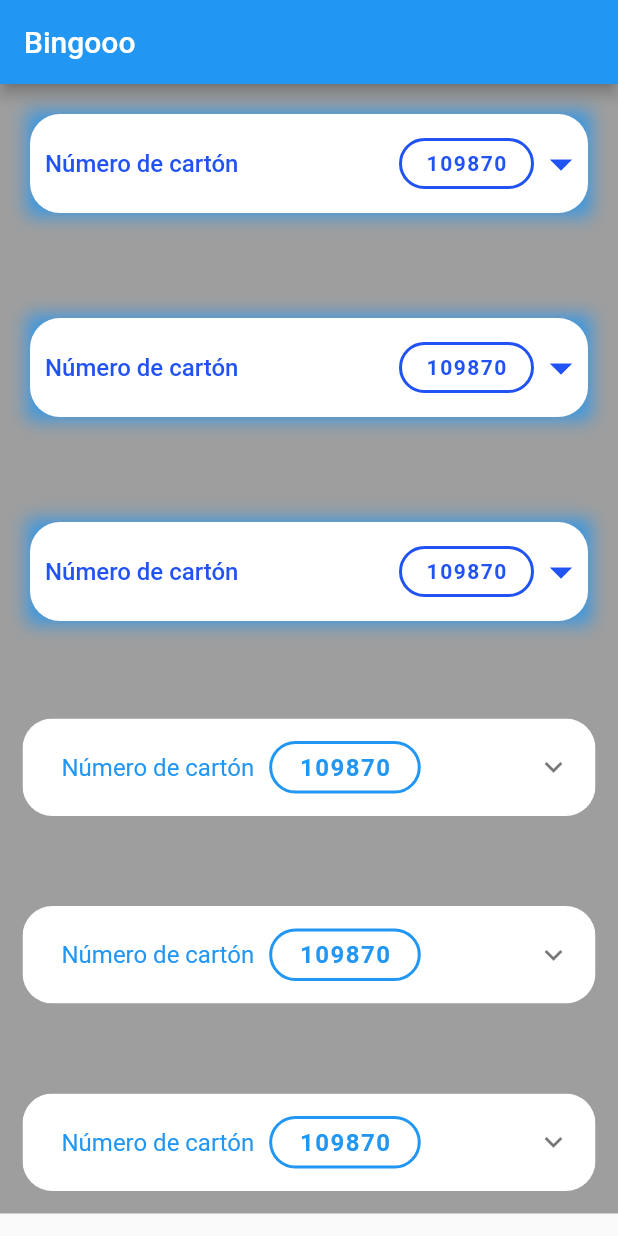
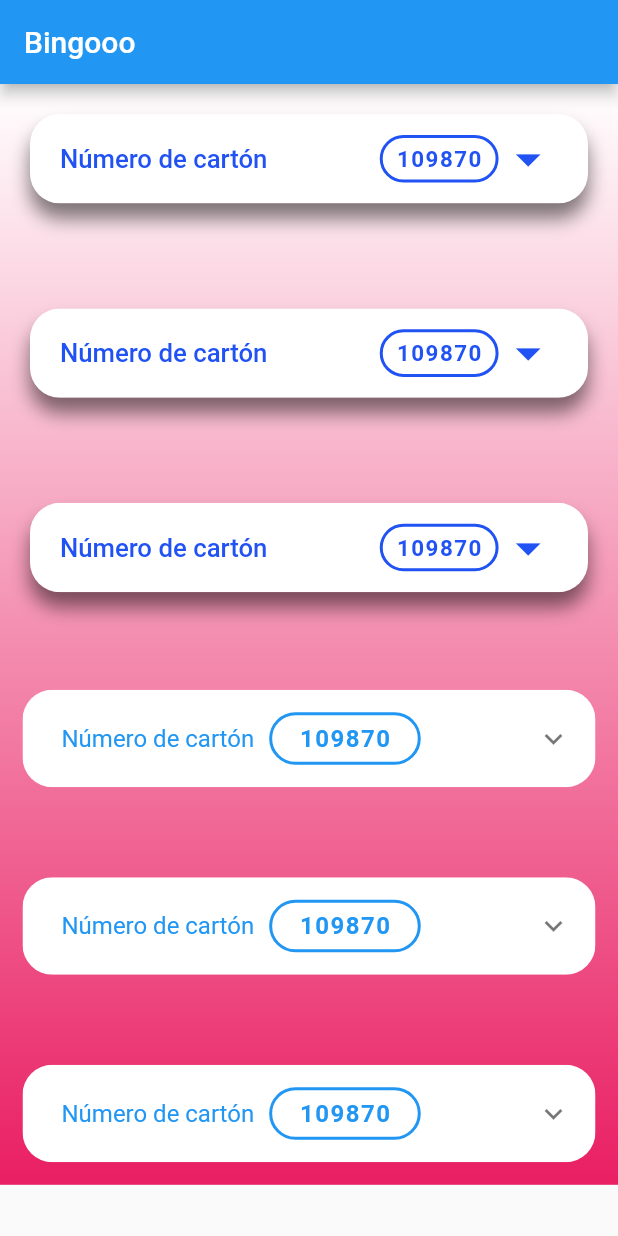
Before and after one commit to flourdes/folding_cardboard, a Flutter app: the screen it shows after launch, on a phone screen of 412 x 824 dp. Run offline on Flutter 3.47's test engine with Material 2 defaults, Android fonts, the phone set to English and light mode, and no system bars.

Commit message:
Update
Lista sin repetidos, responsive para las celdas, los números y el texto.

```diff
--- a/lib/folding_cardboard_component_custom.dart
+++ b/lib/folding_cardboard_component_custom.dart
@@ -9,6 +9,7 @@ class FoldingCardboardComponentCustom extends StatefulWidget {
   final Color cellText;
   final String title;
   final LotteryTicketModel lotteryTicketModel;
+  final EdgeInsetsGeometry padding;
 
   const FoldingCardboardComponentCustom({
     Key? key,
@@ -18,6 +19,7 @@ class FoldingCardboardComponentCustom extends StatefulWidget {
     this.backgroundColor = Colors.white,
     this.cellText = const Color.fromARGB(255, 125, 125, 125),
     this.cellColor = const Color.fromARGB(255, 239, 239, 239),
+    this.padding = const EdgeInsets.all(8),
   }) : super(key: key);
 
   @override
@@ -53,7 +55,7 @@ class _FoldingCardboardComponentCustomState
   Widget build(BuildContext context) {
     List<TableRow> carton = List.generate(
         5,(indexCol) => TableRow(children: List.generate(
-        7,(indexRow) => _numbers(indexCol*7+indexRow))));
+        7,(indexRow) => _cell(indexCol*7+indexRow))));
     return _expansionTable(carton);
   }
 
@@ -68,14 +70,17 @@ class _FoldingCardboardComponentCustomState
     });
   }
 
-  _numbers(index){
+  _cell(index){
+    final double size = MediaQuery.of(context).size.width.toDouble();
+    late final double sizeCell = size / 9 >= 52? 52 : size / 9;
+    late final double sizeNumber = size / 9 >= 52? 19.5 : size / 24;
     return Container(
-      width: MediaQuery.of(context).size.width / 9,
-      height: MediaQuery.of(context).size.width / 9,
-      margin: const EdgeInsets.all(5),
+      width: sizeCell,
+      height: sizeCell,
+      margin: const EdgeInsets.all(5),//index%7 == 0 ? const EdgeInsets.only(right: 5) : const EdgeInsets.only(left: 5),
       decoration: BoxDecoration(
           color: widget.cellColor,
-          borderRadius: BorderRadius.circular(9),
+          borderRadius: BorderRadius.circular(6),
           boxShadow: [
             BoxShadow(
               color: widget.cellColor.withOpacity(0.9),
@@ -88,7 +93,7 @@ class _FoldingCardboardComponentCustomState
         addNumbers(index),
         style: TextStyle(
           fontWeight: FontWeight.bold,
-          fontSize: 14,
+          fontSize: sizeNumber,
           color: widget.cellText,
         ),
       ),
@@ -104,13 +109,21 @@ class _FoldingCardboardComponentCustomState
   }
 
   _expansionTable(carton) {
+    final double size = MediaQuery.of(context).size.width;
+    late final double sizeText = size / 9 >= 52? 19.5 : size / 24;
+    late final double sizeContainerMainNumber = size / 5.2 >= 90 ? 90 : size / 5.2;
+    late final double sizeIcon = size / 10.4 >= 45 ? 45 : size / 10.4;
+    print({size / 9});
+    print({size / 5.2});
+    print({sizeIcon});
     return Container(
-      decoration: BoxDecoration(boxShadow: [
+      decoration: BoxDecoration(
+        borderRadius: BorderRadius.circular(20),
+        boxShadow: [
         BoxShadow(
-          color: Colors.blue.withOpacity(0.8),
-          spreadRadius: 2,
-          blurRadius: 9,
-          offset: const Offset(0, 0),
+          color: Colors.black.withOpacity(0.5),
+          blurRadius: 10,
+          offset: const Offset(0, 10),
         ),
       ]),
       child: GestureDetector(
@@ -123,19 +136,19 @@ class _FoldingCardboardComponentCustomState
               color: widget.backgroundColor,
             ),
             child: Padding(
-              padding: const EdgeInsets.symmetric(vertical: 15),
+              padding: const EdgeInsets.symmetric(vertical: 10, horizontal: 15),
               child: Column(
                 mainAxisAlignment: MainAxisAlignment.spaceBetween,
                 children: [
                   Padding(
-                    padding: const EdgeInsets.only(left: 10),
+                    padding: const EdgeInsets.symmetric(horizontal: 5),
                     child: Row(
                       mainAxisAlignment: MainAxisAlignment.spaceBetween,
                       children: [
                         Text(
-                          "Número de cartón",
+                          widget.title,
                           style: TextStyle(
-                            fontSize: 16,
+                            fontSize: sizeText,
                             fontWeight: FontWeight.w500,
                             color: widget.colorMain, //colorMain
                           ),
@@ -144,8 +157,8 @@ class _FoldingCardboardComponentCustomState
                           mainAxisAlignment: MainAxisAlignment.center,
                           children: [
                             Container(
-                              height: 34,
-                              width: 90,
+                              height: sizeContainerMainNumber / 2.5,
+                              width: sizeContainerMainNumber,
                               alignment: Alignment.center,
                               decoration: BoxDecoration(
                                 border: Border.all(
@@ -159,6 +172,7 @@ class _FoldingCardboardComponentCustomState
                                 style: TextStyle(
                                   color: widget.colorMain, //colorMain
                                   fontWeight: FontWeight.w600,
+                                  fontSize: sizeText/1.15,
                                   letterSpacing: 1,
                                 ),
                               ),
@@ -168,7 +182,7 @@ class _FoldingCardboardComponentCustomState
                                   .animate(_controller),
                               child: Icon(
                                 Icons.arrow_drop_down,
-                                size: 36,
+                                size: sizeIcon,
                                 color: widget.colorMain,
                               ),
                             ),
@@ -181,7 +195,7 @@ class _FoldingCardboardComponentCustomState
                     maintainAnimation: false,
                     visible: _isVisible,
                     child: Padding(
-                      padding: const EdgeInsets.only(top: 10,left: 5,right: 10),
+                      padding: const EdgeInsets.all(0),//const EdgeInsets.only(top: 10,left: 5,right: 10),
                       child: Table(
                         children: carton,
                       ),
--- a/lib/view.dart
+++ b/lib/view.dart
@@ -16,22 +16,45 @@ class View extends StatefulWidget {
 class _ViewState extends State<View> {
   @override
   Widget build(BuildContext context) {
-    _numbersList() {
+    Random rnd = Random();
+
+    int _numberUnique(int limit, List<int> numbers) {
+    bool flag = false;
+    int random = 0;
+    if (numbers.isEmpty) {
+      return rnd.nextInt(limit) + 1;
+    }
+    while (!flag) {
+      random = rnd.nextInt(limit) + 1;
+      flag = !numbers.contains(random);
+    }
+    return random;
+    }
+
+    List<int> _numbersList() {
       List<int> numbers = [];
-      for (int i = 0; i < 30; i++) {
-        numbers.add(Random().nextInt(90));
+      for (int i = 0; i < 35; i++) {
+        numbers.add(_numberUnique(100,numbers));
       }
       return numbers;
     }
 
     LotteryTicketModel lotteryTicket =
         LotteryTicketModel(number: 109870, numberList: _numbersList());
+
     return Scaffold(
       appBar: AppBar(
         title: const Text("Bingooo"),
       ),
       body: Container(
-        color: Colors.grey,
+        decoration: const BoxDecoration(
+          color: Colors.grey,
+          gradient: LinearGradient(
+            colors: [Colors.white,Colors.pink],
+            begin: FractionalOffset.topCenter,
+            end: FractionalOffset.bottomCenter,
+          )
+        ),
         child: SingleChildScrollView(
           child: Column(
             crossAxisAlignment: CrossAxisAlignment.center,
@@ -39,7 +62,9 @@ class _ViewState extends State<View> {
               Padding(
                 padding: const EdgeInsets.all(20.0),
                 child: FoldingCardboardComponentCustom(
-                    lotteryTicketModel: lotteryTicket),
+                    lotteryTicketModel: lotteryTicket,
+                    padding: const EdgeInsets.all(20),
+                    ),
               ),
               const SizedBox(
                 height: 30,
```
